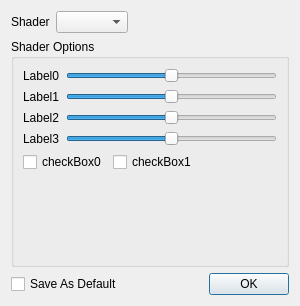
The window that src/ShaderDialog.ui (nutjunkie/IQmol) describes before a commit, drawn with Qt 5.
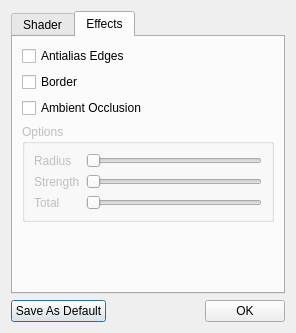
The same window after the commit. The open tabs and pages were chosen to show the change.

Patch:
```diff
--- a/src/ShaderDialog.ui
+++ b/src/ShaderDialog.ui
@@ -6,8 +6,8 @@
    <rect>
     <x>0</x>
     <y>0</y>
-    <width>300</width>
-    <height>306</height>
+    <width>296</width>
+    <height>333</height>
    </rect>
   </property>
   <property name="windowTitle">
@@ -43,6 +43,16 @@
 }
 </string>
   </property>
+  <layout class="QVBoxLayout" name="verticalLayout_4">
+   <item>
+    <widget class="QTabWidget" name="shaderFilterTabWidget">
+     <property name="currentIndex">
+      <number>0</number>
+     </property>
+     <widget class="QWidget" name="tab">
+      <attribute name="title">
+       <string>Shader</string>
+      </attribute>
   <layout class="QVBoxLayout" name="verticalLayout">
    <item>
     <layout class="QHBoxLayout" name="horizontalLayout_5">
@@ -72,12 +82,6 @@
     </layout>
    </item>
    <item>
-    <widget class="QGroupBox" name="groupBox">
-     <property name="title">
-      <string>Shader Options</string>
-     </property>
-     <layout class="QVBoxLayout" name="verticalLayout_2">
-      <item>
        <layout class="QGridLayout" name="gridLayout_2">
         <item row="0" column="0">
          <widget class="QLabel" name="label0">
@@ -165,33 +169,34 @@
        </layout>
       </item>
       <item>
-       <layout class="QHBoxLayout" name="horizontalLayout">
-        <item>
+        <layout class="QGridLayout" name="gridLayout_3">
+         <item row="0" column="0">
          <widget class="QCheckBox" name="checkBox0">
           <property name="text">
            <string>checkBox0</string>
           </property>
          </widget>
         </item>
-        <item>
+         <item row="0" column="1">
          <widget class="QCheckBox" name="checkBox1">
           <property name="text">
            <string>checkBox1</string>
           </property>
          </widget>
         </item>
-        <item>
-         <spacer name="horizontalSpacer">
-          <property name="orientation">
-           <enum>Qt::Horizontal</enum>
-          </property>
-          <property name="sizeHint" stdset="0">
-           <size>
-            <width>40</width>
-            <height>20</height>
-           </size>
-          </property>
-         </spacer>
+         <item row="1" column="0">
+          <widget class="QCheckBox" name="checkBox2">
+           <property name="text">
+            <string>checkBox2</string>
+           </property>
+          </widget>
+         </item>
+         <item row="1" column="1">
+          <widget class="QCheckBox" name="checkBox3">
+           <property name="text">
+            <string>checkBox3</string>
+           </property>
+          </widget>
         </item>
        </layout>
       </item>
@@ -210,11 +215,111 @@
       </item>
      </layout>
     </widget>
+     <widget class="QWidget" name="tab_2">
+      <attribute name="title">
+       <string>Effects</string>
+      </attribute>
+      <layout class="QVBoxLayout" name="verticalLayout_3">
+       <item>
+        <widget class="QCheckBox" name="antialias">
+         <property name="text">
+          <string>Antialias Edges</string>
+         </property>
+        </widget>
+       </item>
+       <item>
+        <widget class="QCheckBox" name="border">
+         <property name="text">
+          <string>Border</string>
+         </property>
+        </widget>
+       </item>
+       <item>
+        <widget class="QCheckBox" name="ambientOcclusion">
+         <property name="text">
+          <string>Ambient Occlusion</string>
+         </property>
+        </widget>
+       </item>
+       <item>
+        <widget class="QGroupBox" name="aoOptionsGroupBox">
+         <property name="enabled">
+          <bool>false</bool>
+         </property>
+         <property name="title">
+          <string>Options</string>
+         </property>
+         <layout class="QVBoxLayout" name="verticalLayout_2">
+          <item>
+           <layout class="QGridLayout" name="gridLayout">
+            <item row="0" column="0">
+             <widget class="QLabel" name="label">
+              <property name="text">
+               <string>Radius</string>
+              </property>
+             </widget>
+            </item>
+            <item row="0" column="1">
+             <widget class="QSlider" name="aoRadius">
+              <property name="orientation">
+               <enum>Qt::Horizontal</enum>
+              </property>
+             </widget>
+            </item>
+            <item row="1" column="0">
+             <widget class="QLabel" name="label_2">
+              <property name="text">
+               <string>Strength</string>
+              </property>
+             </widget>
+            </item>
+            <item row="1" column="1">
+             <widget class="QSlider" name="aoStrength">
+              <property name="orientation">
+               <enum>Qt::Horizontal</enum>
+              </property>
+             </widget>
+            </item>
+            <item row="2" column="0">
+             <widget class="QLabel" name="label_3">
+              <property name="text">
+               <string>Total</string>
+              </property>
+             </widget>
+            </item>
+            <item row="2" column="1">
+             <widget class="QSlider" name="aoTotal">
+              <property name="orientation">
+               <enum>Qt::Horizontal</enum>
+              </property>
+             </widget>
+            </item>
+           </layout>
+          </item>
+         </layout>
+        </widget>
+       </item>
+       <item>
+        <spacer name="verticalSpacer_2">
+         <property name="orientation">
+          <enum>Qt::Vertical</enum>
+         </property>
+         <property name="sizeHint" stdset="0">
+          <size>
+           <width>20</width>
+           <height>40</height>
+          </size>
+         </property>
+        </spacer>
+       </item>
+      </layout>
+     </widget>
+    </widget>
    </item>
    <item>
     <layout class="QHBoxLayout" name="horizontalLayout_2">
      <item>
-      <widget class="QCheckBox" name="saveAsDefaultCheckBox">
+      <widget class="QPushButton" name="saveAsDefault">
        <property name="text">
         <string>Save As Default</string>
        </property>
```
Left out of the diff: 2 changed lines with no effect on the pictures. Lines whose indentation alone changed are shown as unchanged.
